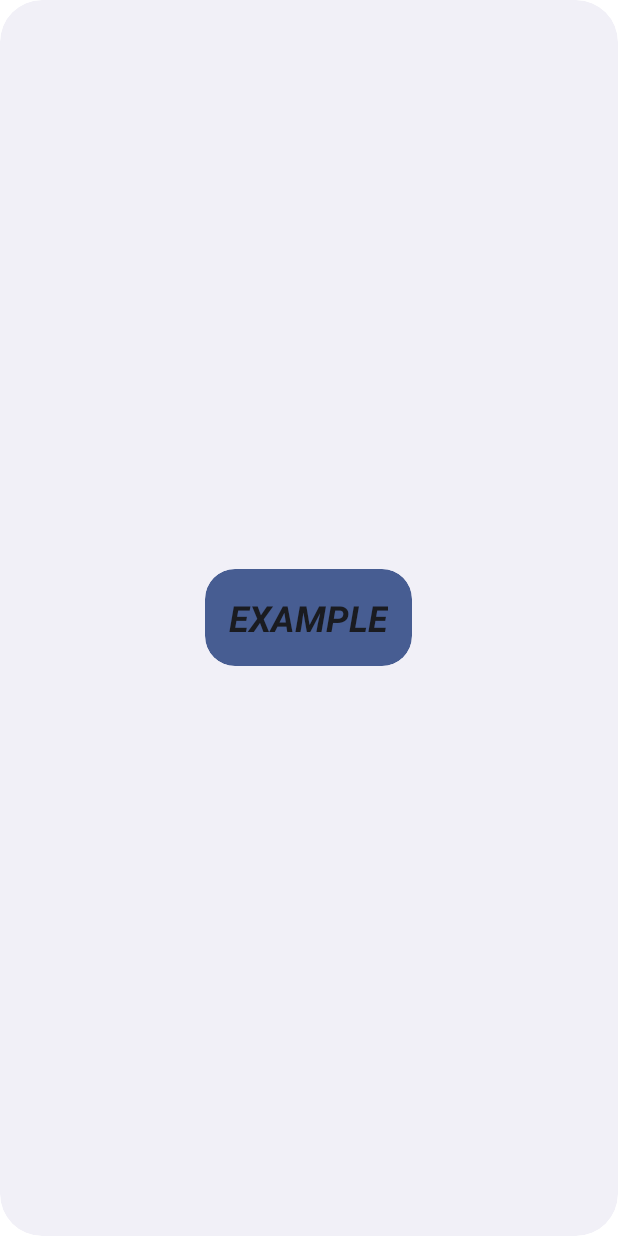
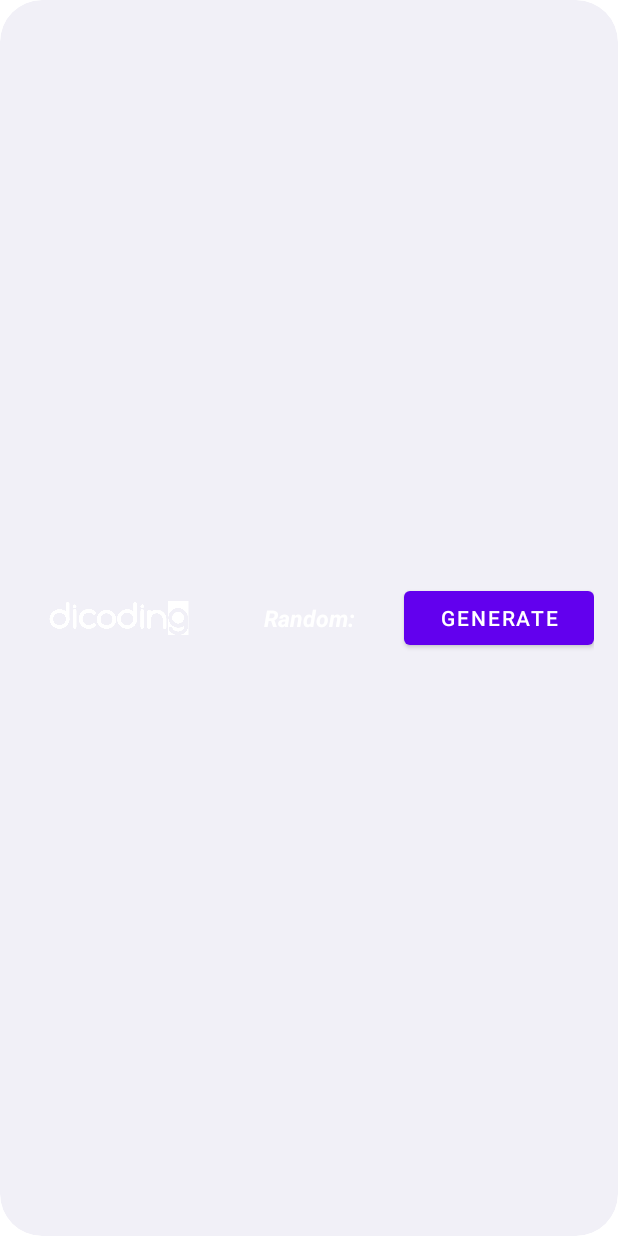
Before and after one commit to fadlan7/Android_Intermediate, an Android app: the layout random_number_widget.xml on its own in the app's theme, with its tools: preview values and no code run, on a phone screen of 412 x 824 dp. Run offline under Robolectric (Android 15) with nearby library versions, the phone set to English and light mode, and no system bars.

Commit message:
Menambahkan aksi pada widget

```diff
--- a/Advanced_UI/Widget/app/src/main/res/layout/random_number_widget.xml
+++ b/Advanced_UI/Widget/app/src/main/res/layout/random_number_widget.xml
@@ -4,16 +4,41 @@
     android:layout_height="match_parent"
     android:theme="@style/Theme.MyWidgets.AppWidgetContainer">
 
-    <TextView
-        android:id="@+id/appwidget_text"
-        style="@style/Widget.MyWidgets.AppWidget.InnerView"
-        android:layout_width="wrap_content"
-        android:layout_height="wrap_content"
+    <LinearLayout
+        android:layout_width="match_parent"
+        android:layout_height="match_parent"
         android:layout_centerHorizontal="true"
         android:layout_centerVertical="true"
-        android:layout_margin="8dp"
-        android:contentDescription="@string/appwidget_text"
-        android:text="@string/appwidget_text"
-        android:textSize="24sp"
-        android:textStyle="bold|italic" />
+        android:orientation="horizontal"
+        android:padding="@dimen/widget_margin"
+        android:weightSum="9">
+        <ImageView
+            android:layout_width="match_parent"
+            android:layout_height="match_parent"
+            android:layout_weight="3"
+            android:padding="16dp"
+            android:scaleType="fitCenter"
+            android:src="@drawable/dicoding_logo_white" />
+        <TextView
+            android:id="@+id/appwidget_text"
+            android:layout_width="match_parent"
+            android:layout_height="match_parent"
+            android:layout_margin="2dp"
+            android:layout_weight="3"
+            android:contentDescription="@string/appwidget_text"
+            android:gravity="center"
+            android:text="@string/random"
+            android:textColor="#ffffff"
+            android:textSize="15sp"
+            android:textStyle="bold|italic" />
+        <Button
+            android:id="@+id/btn_click"
+            android:layout_width="match_parent"
+            android:layout_height="wrap_content"
+            android:layout_gravity="center"
+            android:layout_weight="3"
+            android:text="@string/generate"
+            android:textColor="@android:color/white" />
+    </LinearLayout>
+
 </RelativeLayout>
--- a/Advanced_UI/Widget/app/src/main/res/values/strings.xml
+++ b/Advanced_UI/Widget/app/src/main/res/values/strings.xml
@@ -3,4 +3,6 @@
     <string name="appwidget_text">EXAMPLE</string>
     <string name="add_widget">Add widget</string>
     <string name="app_widget_description">This is an app widget description</string>
+    <string name="random">Random: </string>
+    <string name="generate">Generate</string>
 </resources>
```
Also changed, not shown: Advanced_UI/Widget/app/src/main/java/com/fadlan/mywidgets/RandomNumberWidget.kt (+37 -2 lines), Advanced_UI/Widget/app/src/main/res/drawable-v21/dicoding_logo_white.webp (added).
